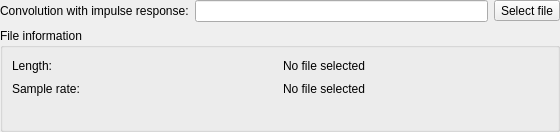
Qt form Editor/guis/ConvolutionFilterGUI.ui (xup61069/EqAPO64_with_VST3_support) before a commit.
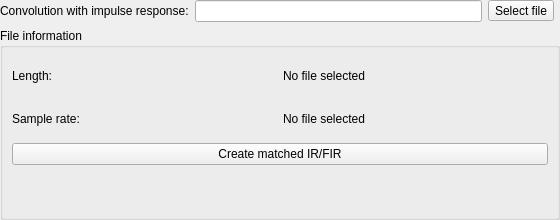
The same form after that commit. Custom widgets are drawn as their Qt base class.

```diff
--- a/Editor/guis/ConvolutionFilterGUI.ui
+++ b/Editor/guis/ConvolutionFilterGUI.ui
@@ -7,13 +7,13 @@
     <x>0</x>
     <y>0</y>
     <width>560</width>
-    <height>132</height>
+    <height>220</height>
    </rect>
   </property>
   <property name="windowTitle">
    <string notr="true"/>
   </property>
-  <layout class="QGridLayout" name="gridLayout" columnstretch="0,1,0">
+  <layout class="QGridLayout" name="gridLayout" columnstretch="0,1,0,0">
    <property name="leftMargin">
     <number>0</number>
    </property>
@@ -50,7 +50,7 @@
      </property>
     </widget>
    </item>
-   <item row="1" column="0" colspan="3">
+   <item row="3" column="0" colspan="4">
     <widget class="QGroupBox" name="groupBox">
      <property name="sizePolicy">
       <sizepolicy hsizetype="Expanding" vsizetype="Preferred">
@@ -76,7 +76,7 @@
         </property>
        </widget>
       </item>
-      <item row="2" column="0" colspan="2">
+      <item row="3" column="0" colspan="2">
        <widget class="QLabel" name="labelError">
         <property name="text">
          <string notr="true"/>
@@ -86,6 +86,16 @@
         </property>
        </widget>
       </item>
+      <item row="2" column="0" colspan="2">
+       <widget class="QPushButton" name="matchSampleRatePushButton">
+        <property name="toolTip">
+         <string>Extract the loaded IR/FIR magnitude response and regenerate a sample-rate-matched FIR for the current audio device.</string>
+        </property>
+        <property name="text">
+         <string>Create matched IR/FIR</string>
+        </property>
+       </widget>
+      </item>
       <item row="0" column="0">
        <widget class="QLabel" name="labelLength">
         <property name="text">
```
